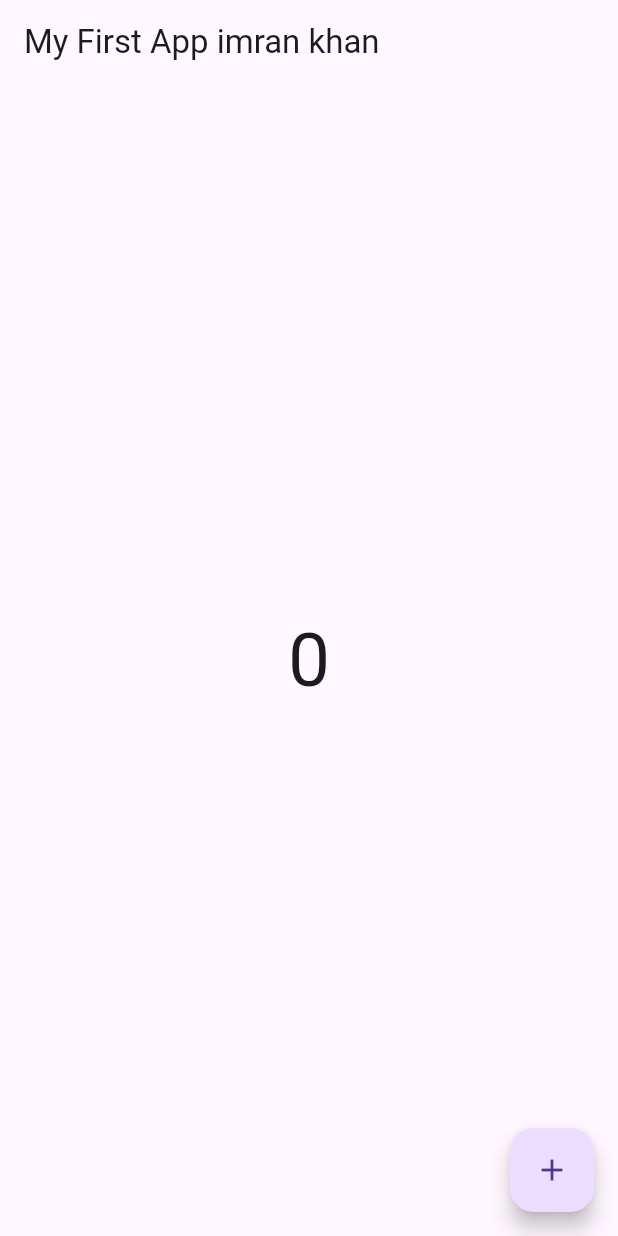
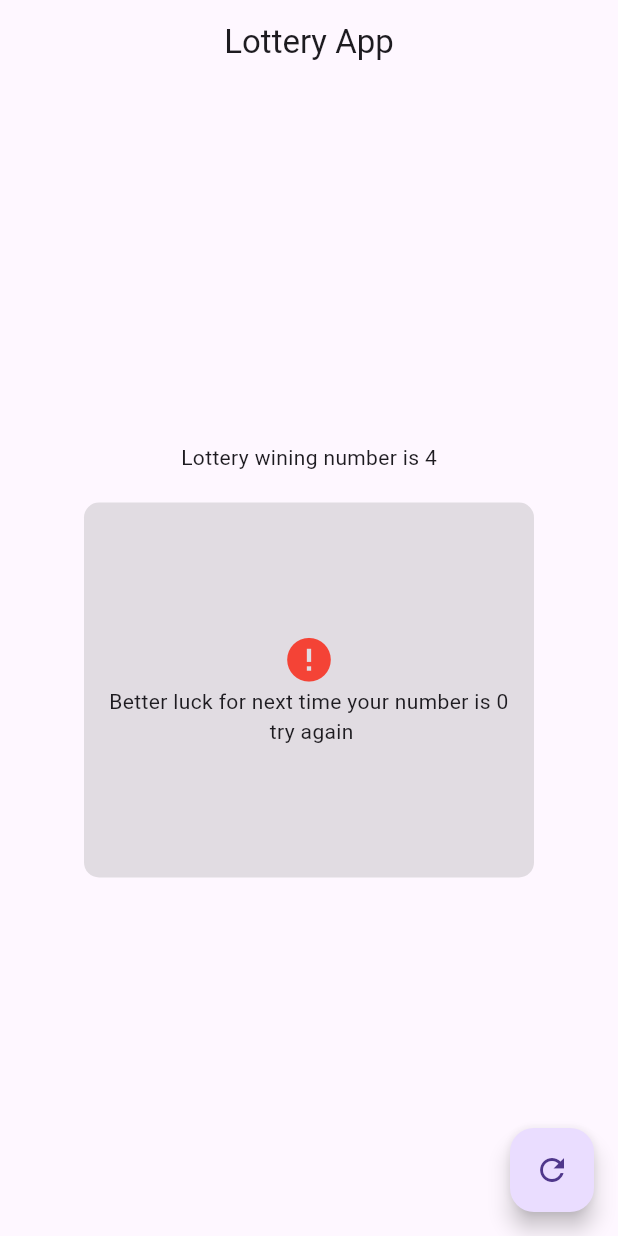
Before and after one commit to imrandev92/lotteryapp, a Flutter app: the screen it shows after launch, on a phone screen of 412 x 824 dp. Run offline on Flutter 3.47's test engine with Material 3 defaults, Android fonts, the phone set to English and light mode, and no system bars.

Commit message:
Update main.dart

```diff
--- a/lib/main.dart
+++ b/lib/main.dart
@@ -1,7 +1,7 @@
 import 'package:flutter/material.dart';
-
+import 'dart:math';
 void main() {
-  runApp(MyApp());
+  runApp(const MyApp());
 }
 
 class MyApp extends StatefulWidget {
@@ -12,30 +12,59 @@ class MyApp extends StatefulWidget {
 }
 
 class _MyAppState extends State<MyApp> {
-  int x = 0;
+  Random random =   Random();
+  int y = 0 ;
+
   @override
   Widget build(BuildContext context) {
-    print('rebuild');
     return MaterialApp(
       home: Scaffold(
         appBar: AppBar(
-          title: Text('My First App imran khan'),
+          title: Center(child: Text('Lottery App')),
         ),
-        body: SafeArea(
-            child: Center(
-                child: Text(
-          x.toString(),
-          style: TextStyle(fontSize: 50),
-        ))),
+        body: Column(
+          mainAxisAlignment: MainAxisAlignment.center,
+          crossAxisAlignment: CrossAxisAlignment.center,
+          children: [
+            Center(child: Text('Lottery wining number is 4')),
+            SizedBox(height: 20,),
+            Container(
+              height: y == 4 ? 600 : 250,
+              width: 300,
+              decoration: BoxDecoration(
+                color: Colors.grey.withOpacity(0.3),
+                borderRadius: BorderRadius.circular(10),
+              ),
+              child: Padding(
+                padding: const EdgeInsets.all(15.0),
+                child: y== 4 ?
+                Column(
+                  mainAxisAlignment: MainAxisAlignment.center,
+                  crossAxisAlignment: CrossAxisAlignment.center,
+                  children: [
+                    Icon(Icons.done , color: Colors.green , size: 35,),
+                    Text('Congratulation you have won the lottery, your number is $y \n ' , textAlign: TextAlign.center,),
+                  ],
+                ):
+                Column(
+                  mainAxisAlignment: MainAxisAlignment.center,
+                  crossAxisAlignment: CrossAxisAlignment.center,
+                  children: [
+                    Icon(Icons.error , color: Colors.red , size: 35,),
+                    Text('Better luck for next time your number is $y \n try again ' , textAlign: TextAlign.center,),
+                  ],
+                ),
+              ),
+            )
+          ],
+        ),
         floatingActionButton: FloatingActionButton(
           onPressed: () {
-            x++;
-          setState(() {
-
-          });
-            print(x.toString());
+            y = random.nextInt(6);
+            print(y);
+            setState(() {});
           },
-          child: Icon(Icons.add),
+          child: Icon(Icons.refresh),
         ),
       ),
     );
```
